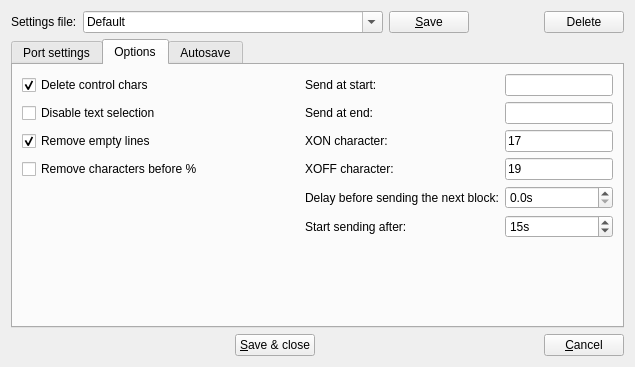
Qt form src/spconfigdialog.ui (GCodeProjects/GCodeWorkShop) before a commit.
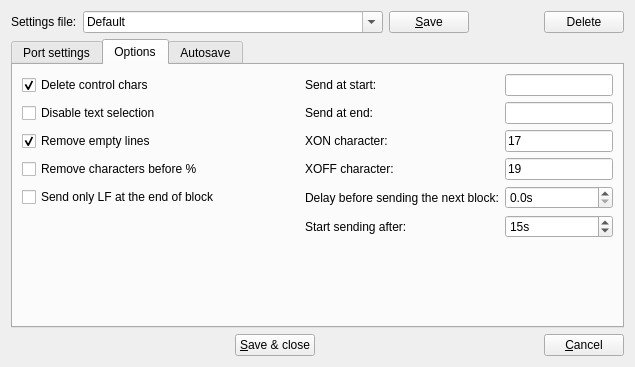
The same form after that commit. The open tabs and pages were chosen to show the change. Icons and pictures are not drawn.

Commit message: Added option to send files with LF as block end.

```diff
--- a/src/spconfigdialog.ui
+++ b/src/spconfigdialog.ui
@@ -757,6 +757,16 @@
          </property>
         </widget>
        </item>
+       <item row="4" column="0">
+        <widget class="QCheckBox" name="endOfBlockLF">
+         <property name="toolTip">
+          <string>&lt;html&gt;&lt;head/&gt;&lt;body&gt;&lt;p&gt;If checked, only LF is send at the end of block. By default CRLF is send.&lt;/p&gt;&lt;/body&gt;&lt;/html&gt;</string>
+         </property>
+         <property name="text">
+          <string>Send only LF at the end of block</string>
+         </property>
+        </widget>
+       </item>
       </layout>
      </widget>
      <widget class="QWidget" name="autoSaveTab">
```
Left out of the diff: 366 changed lines with no effect on the pictures. The commit also changes 3 other files.
